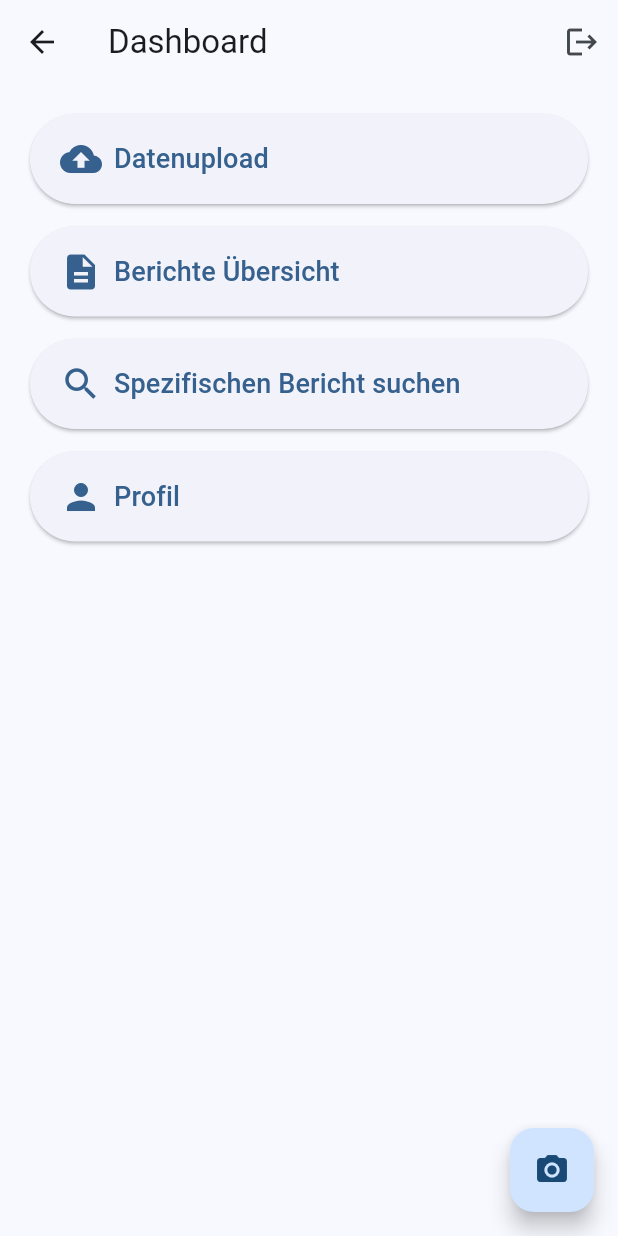
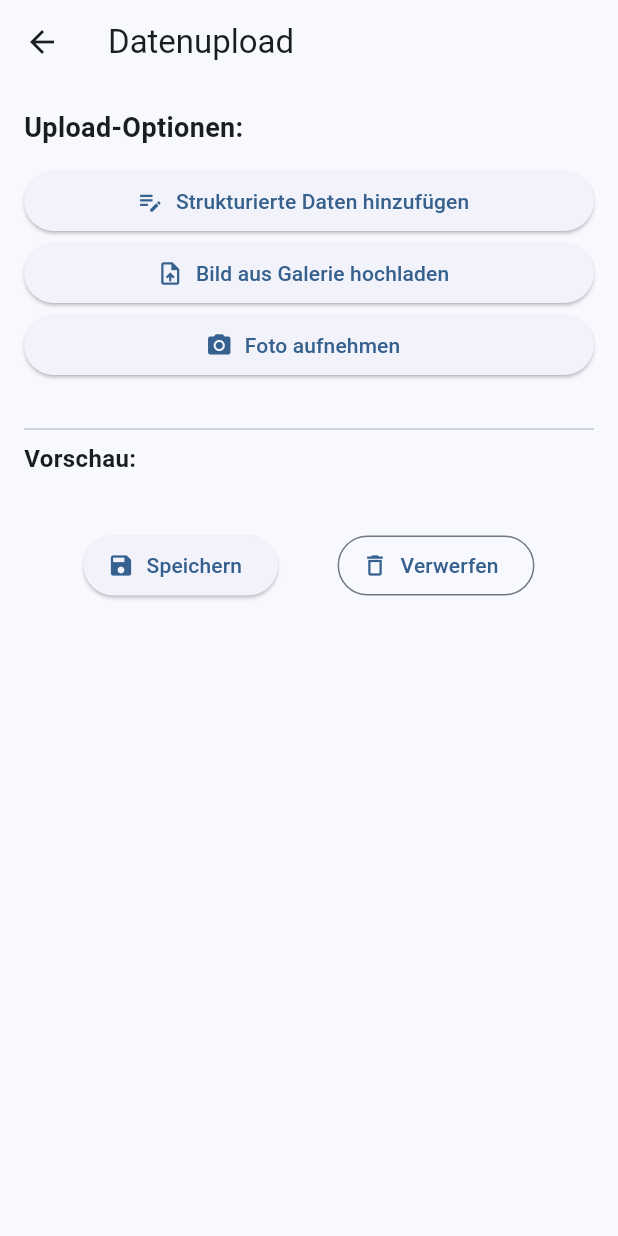
Before and after one commit to mattbtr/MobSysUCloud-Hausarbeit, a Flutter app: the screen it shows once a user with an empty profile is signed in, after a tap on "Datenupload", on a phone screen of 412 x 824 dp. Run offline on Flutter 3.47's test engine with Material 3 defaults, Android fonts, the light colour scheme and no system bars; our stand-ins replace cloud_firestore, firebase_auth, firebase_core, flutter_dotenv, logger; accounts and stored records are empty.

Commit message:
alle screens der app hinzugefügt + routing zwischen screens implementiert logik der screens fehlt noch.

```diff
--- a/kundendokumentation_builder/lib/app.dart
+++ b/kundendokumentation_builder/lib/app.dart
@@ -0,0 +1,18 @@
+import 'package:flutter/material.dart';
+import 'package:kundendokumentation_builder/features/auth/auth_logic.dart'; // (zeigt Login oder HomeScrenn je Auth.status)
+import 'core/routes.dart';
+
+class MainApp extends StatelessWidget {
+  const MainApp({super.key});
+
+  @override
+  Widget build(BuildContext context) {
+    return MaterialApp(
+      title: 'Kundendokumentation Builder',
+      debugShowCheckedModeBanner: false,
+      theme: ThemeData(useMaterial3: true, colorSchemeSeed: Colors.blue),
+      home: AuthLogic(), // Start-Widget abhängig vom Login-Status
+      routes: AppRoutes.routes,
+    );
+  }
+}
--- a/kundendokumentation_builder/lib/core/constants.dart
+++ b/kundendokumentation_builder/lib/core/constants.dart
@@ -0,0 +1 @@
+//  // Farben, TextStyles, etc.
--- /dev/null
+++ b/kundendokumentation_builder/lib/core/routes.dart
@@ -0,0 +1,33 @@
+// // zentrale Route-Konfiguration
+import 'package:flutter/material.dart';
+import 'package:kundendokumentation_builder/features/home/home_screen.dart';
+import 'package:kundendokumentation_builder/features/upload/upload_screen.dart';
+import 'package:kundendokumentation_builder/features/report/reports_screen.dart';
+import 'package:kundendokumentation_builder/features/report/report_detail_screen.dart';
+import 'package:kundendokumentation_builder/features/profile/profile_screen.dart';
+
+class AppRoutes {
+  static const home = '/home';
+  static const upload = '/upload';
+  static const reports = '/reports';
+  static const reportDetail = '/report_detail';
+  static const profile = '/profile';
+  // usw.
+
+  static Map<String, WidgetBuilder> routes = {
+    home: (_) => const HomeScreen(),
+    upload: (_) => const UploadScreen(),
+    reports: (_) => const ReportsOverviewScreen(),
+    profile: (_) => const ProfileScreen(),
+
+    reportDetail: (context){
+      final args = ModalRoute.of(context)?.settings.arguments;
+      if(args is Map<String, dynamic>){
+        return ReportDetailScreen(report: args);
+      }
+      return const Scaffold(body: Center(child: Text("Ungültiger Bericht"),),);
+    },
+
+    // usw.
+  };
+}
--- a/kundendokumentation_builder/lib/features/auth/auth_logic.dart
+++ b/kundendokumentation_builder/lib/features/auth/auth_logic.dart
@@ -1,6 +1,6 @@
 import 'package:flutter/material.dart';
 import 'package:firebase_auth/firebase_auth.dart'; // Zugriff auf Firebase Authentication (Login, Logout, Registry)
-import '../home_screen.dart'; // importiert HomeScreen der angezeigt wird wenn angemeldet
+import '../home/home_screen.dart'; // importiert HomeScreen der angezeigt wird wenn angemeldet
 import 'login_screen.dart'; // importiert LoginScreen, der standardweise angezeigt wird wenn nicht angemeldet
 
 class AuthLogic extends StatelessWidget {
--- /dev/null
+++ b/kundendokumentation_builder/lib/features/upload/upload_screen.dart
@@ -0,0 +1,162 @@
+import 'package:flutter/material.dart';
+import 'dart:io';
+
+class UploadScreen extends StatefulWidget {
+  const UploadScreen({super.key});
+
+  @override
+  State<UploadScreen> createState() => _UploadScreenState();
+}
+
+class _UploadScreenState extends State<UploadScreen> {
+  List<File> uploadedImages = [];
+  String structuredData = '';
+
+  void _addStructuredData() {
+    // Öffnet einen Dialog oder navigiert weiter zu einem Dateneingabeformular
+    showDialog(
+      context: context,
+      builder:
+          (_) => AlertDialog(
+            title: const Text('Strukturierte Daten eingeben'),
+            content: TextField(
+              onChanged: (value) => structuredData = value,
+              maxLines: 5,
+              decoration: const InputDecoration(
+                hintText: 'z.B. Standort: München, Anlage: XYZ',
+                border: OutlineInputBorder(),
+              ),
+            ),
+            actions: [
+              TextButton(
+                onPressed: () {
+                  Navigator.pop(context);
+                  setState(() {}); // aktualisiert UI
+                },
+                child: const Text('Speichern'),
+              ),
+            ],
+          ),
+    );
+  }
+
+  void _uploadImageFromGallery() {
+    // TODO: Implementiere Image Picker für Galerie
+    ScaffoldMessenger.of(context).showSnackBar(
+      const SnackBar(
+        content: Text('🖼️ Galerie-Funktion noch nicht implementiert'),
+      ),
+    );
+  }
+
+  void _captureImageWithCamera() {
+    // TODO: Implementiere Kameraaufnahme
+    ScaffoldMessenger.of(context).showSnackBar(
+      const SnackBar(
+        content: Text('📸 Kamera-Funktion noch nicht implementiert'),
+      ),
+    );
+  }
+
+  void _saveUpload() {
+    // TODO: Hochgeladene Daten speichern (z. B. in Firestore oder API)
+    ScaffoldMessenger.of(
+      context,
+    ).showSnackBar(const SnackBar(content: Text('✅ Upload gespeichert')));
+  }
+
+  void _discardUpload() {
+    setState(() {
+      uploadedImages.clear();
+      structuredData = '';
+    });
+    ScaffoldMessenger.of(
+      context,
+    ).showSnackBar(const SnackBar(content: Text('🗑️ Upload verworfen')));
+  }
+
+  @override
+  Widget build(BuildContext context) {
+    return Scaffold(
+      appBar: AppBar(title: const Text('Datenupload')),
+      body: SingleChildScrollView(
+        padding: const EdgeInsets.all(16),
+        child: Column(
+          crossAxisAlignment: CrossAxisAlignment.stretch,
+          children: [
+            const Text(
+              'Upload-Optionen:',
+              style: TextStyle(fontSize: 18, fontWeight: FontWeight.bold),
+            ),
+            const SizedBox(height: 12),
+
+            ElevatedButton.icon(
+              onPressed: _addStructuredData,
+              icon: const Icon(Icons.edit_note),
+              label: const Text('Strukturierte Daten hinzufügen'),
+            ),
+            ElevatedButton.icon(
+              onPressed: _uploadImageFromGallery,
+              icon: const Icon(Icons.upload_file),
+              label: const Text('Bild aus Galerie hochladen'),
+            ),
+            ElevatedButton.icon(
+              onPressed: _captureImageWithCamera,
+              icon: const Icon(Icons.camera_alt),
+              label: const Text('Foto aufnehmen'),
+            ),
+
+            const SizedBox(height: 24),
+            const Divider(),
+            const Text(
+              'Vorschau:',
+              style: TextStyle(fontSize: 16, fontWeight: FontWeight.bold),
+            ),
+            const SizedBox(height: 12),
+
+            if (structuredData.isNotEmpty)
+              Container(
+                padding: const EdgeInsets.all(12),
+                color: Colors.blue[50],
+                child: Text(structuredData),
+              ),
+
+            if (uploadedImages.isNotEmpty)
+              Wrap(
+                spacing: 8,
+                runSpacing: 8,
+                children:
+                    uploadedImages
+                        .map(
+                          (img) => Image.file(
+                            img,
+                            width: 100,
+                            height: 100,
+                            fit: BoxFit.cover,
+                          ),
+                        )
+                        .toList(),
+              ),
+
+            const SizedBox(height: 24),
+            Row(
+              mainAxisAlignment: MainAxisAlignment.spaceEvenly,
+              children: [
+                ElevatedButton.icon(
+                  onPressed: _saveUpload,
+                  icon: const Icon(Icons.save),
+                  label: const Text('Speichern'),
+                ),
+                OutlinedButton.icon(
+                  onPressed: _discardUpload,
+                  icon: const Icon(Icons.delete_outline),
+                  label: const Text('Verwerfen'),
+                ),
+              ],
+            ),
+          ],
+        ),
+      ),
+    );
+  }
+}
--- a/kundendokumentation_builder/lib/main.dart
+++ b/kundendokumentation_builder/lib/main.dart
@@ -1,10 +1,10 @@
 import 'package:flutter/material.dart'; // import für Design UI-Toolkit von Flutter (Widgets, Themes etc.)
-import 'package:kundendokumentation_builder/features/auth/auth_logic.dart'; // import der Authentication-Logik (zeigt Login oder HomeScrenn je Auth.status)
 import 'package:firebase_core/firebase_core.dart'; // Firebase Core Package für Firebase App in Flutter
 //import 'firebase_options.dart';   // enthält Firebase-Prohjekt-Konfiguration
 import 'package:flutter_dotenv/flutter_dotenv.dart';
 import 'firebase_options_env.dart'; // ersetzt firebase_options.dart
 import 'package:logger/logger.dart';
+import 'app.dart';
 
 final logger = Logger();
 
@@ -23,9 +23,11 @@ void main() async {
         // (enthält u. a. API-Key, Projekt-ID etc.)
       );
     }
-    print("👉 Anzahl Firebase-Apps: ${Firebase.apps.length}");
+    // ignore: avoid_print
+    print("Anzahl Firebase-Apps: ${Firebase.apps.length}");
     for (var app in Firebase.apps) {
-      print("🔍 Gefundene App: ${app.name}");
+      // ignore: avoid_print
+      print("Gefundene App: ${app.name}");
     }
   } catch (e) {
     //print('Firebase init error: $e');
@@ -34,19 +36,3 @@ void main() async {
 
   runApp(const MainApp());
 }
-
-class MainApp extends StatelessWidget {
-  const MainApp({super.key});
-
-  @override
-  Widget build(BuildContext context) {
-    return MaterialApp(
-      title: 'Authentification',
-      theme: ThemeData(
-        useMaterial3: true,
-        colorSchemeSeed: Colors.blue,
-      ), // Aktiviert das neuere Material Design 3 (MD3), primäre Theme-Farben
-      home: AuthLogic(), // Startbildschirm ist die Authentifizierung
-    );
-  }
-}
```
Also changed, not shown: kundendokumentation_builder/lib/core/models/report.dart (added, +19 -0 lines), kundendokumentation_builder/lib/core/services/export_service.dart (added, +13 -0 lines), kundendokumentation_builder/lib/features/profile/profile_screen.dart (added, +81 -0 lines), kundendokumentation_builder/lib/features/report/report_detail_screen.dart (added, +112 -0 lines), kundendokumentation_builder/lib/features/report/reports_screen.dart (added, +159 -0 lines), kundendokumentation_builder/lib/features/report/visualization_screen.dart (added, +84 -0 lines), kundendokumentation_builder/lib/widgets/export_dialog.dart (added, +40 -0 lines), kundendokumentation_builder/lib/core/models/user.dart (added), kundendokumentation_builder/lib/core/services/api_service.dart (added), kundendokumentation_builder/lib/core/services/auth_service.dart (added), kundendokumentation_builder/lib/features/home/home_screen.dart (renamed from kundendokumentation_builder/lib/features/home_screen.dart).
